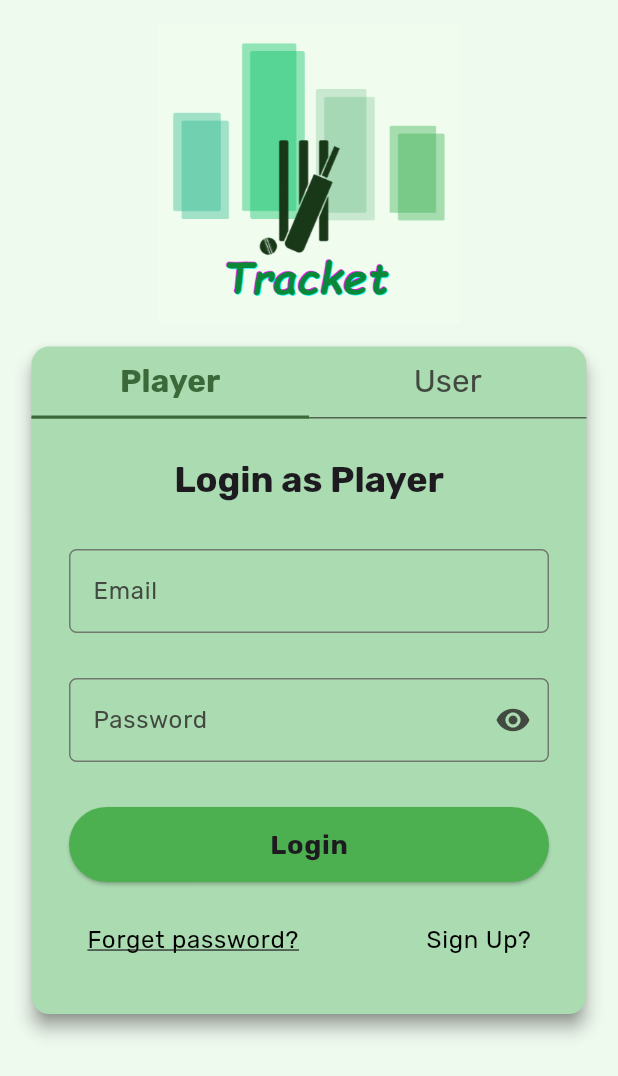
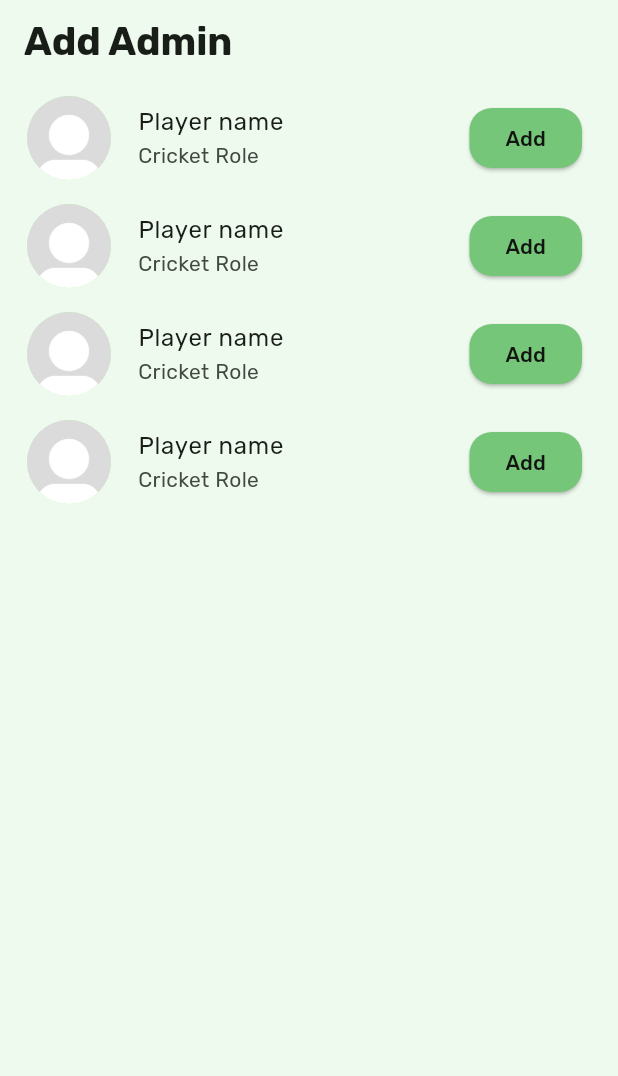
Before and after one commit to shaikhikram04/Tracket, a Flutter app: the screen it shows after launch, on a phone screen of 412 x 824 dp. Shown: the top 1076 px of the screen. Run offline on Flutter 3.47's test engine with Material 3 defaults, Android fonts, the phone set to English and light mode, and no system bars; our stand-ins replace animate_do, cached_network_image, cloud_firestore, device_preview, firebase_auth, firebase_core and 5 more; accounts and stored records are empty; generated files the repository leaves out were written again.

Commit message:
create addAdmin screen

```diff
--- a/lib/main.dart
+++ b/lib/main.dart
@@ -8,6 +8,7 @@ import 'package:flutter_riverpod/flutter_riverpod.dart';
 import 'package:google_fonts/google_fonts.dart';
 import 'package:tracket/authentication/auth_screen.dart';
 import 'package:tracket/screens/home.dart';
+import 'package:tracket/teams/screens/add_admin.dart';
 import 'package:tracket/utils/colors.dart';
 
 import 'firebase_options.dart';
@@ -106,11 +107,11 @@ class Tracket extends StatelessWidget {
       builder: DevicePreview.appBuilder,
       darkTheme: darkMode,
       themeMode: ThemeMode.light,
-      home: currUser == null || !currUser.emailVerified
-          ? const AuthScreen()
-          : const HomeScreen(),
+      // home: currUser == null || !currUser.emailVerified
+      //     ? const AuthScreen()
+      //     : const HomeScreen(),
 
-      // home: const TeamSettingsScreen(),
+      home: const AddAdmin(),
     );
   }
 }
--- /dev/null
+++ b/lib/teams/screens/add_admin.dart
@@ -0,0 +1,43 @@
+import 'package:flutter/material.dart';
+import 'package:flutter_riverpod/flutter_riverpod.dart';
+import 'package:tracket/utils/colors.dart';
+
+class AddAdmin extends ConsumerWidget {
+  const AddAdmin({super.key});
+
+  @override
+  Widget build(BuildContext context, WidgetRef ref) {
+    return Scaffold(
+      appBar: AppBar(
+        title: const Text('Add Admin'),
+      ),
+      body: ListView.builder(
+        itemCount: 4,
+        itemBuilder: (context, index) {
+          return ListTile(
+            leading: const CircleAvatar(
+              radius: 30,
+              backgroundImage: AssetImage('assets/images/Default_user_pfp.jpg'),
+            ),
+            title: const Text('Player name'),
+            subtitle: const Text('Cricket Role'),
+            trailing: ElevatedButton(
+              style: ElevatedButton.styleFrom(
+                backgroundColor: buttonBgColor,
+                shape: const RoundedRectangleBorder(
+                  borderRadius: BorderRadius.all(Radius.circular(15)),
+                ),
+              ),
+              onPressed: () {},
+              child: const Text(
+                'Add',
+                style: TextStyle(color: blackColor),
+              ),
+            ),
+            onTap: () {},
+          );
+        },
+      ),
+    );
+  }
+}
--- a/lib/teams/screens/team_settings_screen.dart
+++ b/lib/teams/screens/team_settings_screen.dart
@@ -1,5 +1,6 @@
 import 'package:flutter/material.dart';
 import 'package:flutter_riverpod/flutter_riverpod.dart';
+import 'package:tracket/players/screens/player_profile_screen.dart';
 import 'package:tracket/resources/firestore_methods.dart';
 import 'package:tracket/teams/providers/team_provider.dart';
 import 'package:tracket/teams/widgets/privacy_settings.dart';
@@ -139,7 +140,12 @@ class TeamSettingsScreen extends ConsumerWidget {
                               horizontal: 0,
                               vertical: 2,
                             ),
-                            onTap: () {},
+                            onTap: () {
+                              pushScreen(
+                                  context,
+                                  PlayerProfileScreen(
+                                      playerId: admin['playerId']));
+                            },
                             leading: CircleAvatar(
                               radius: 25,
                               backgroundImage: admin['imageUrl'] != null
```
